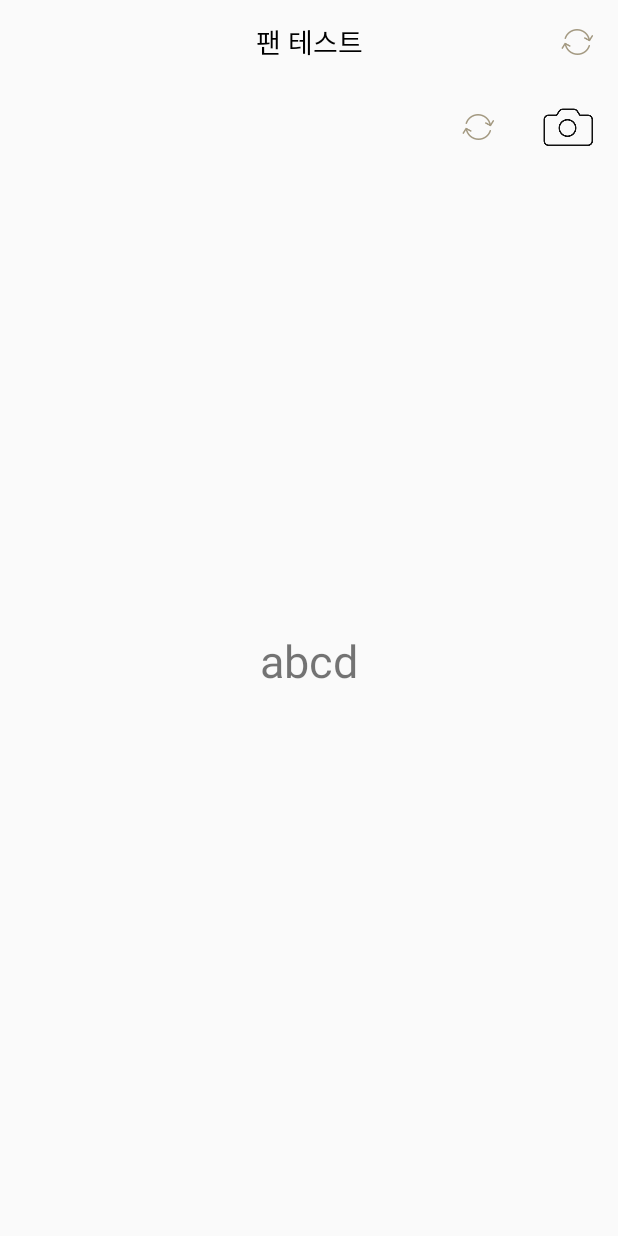
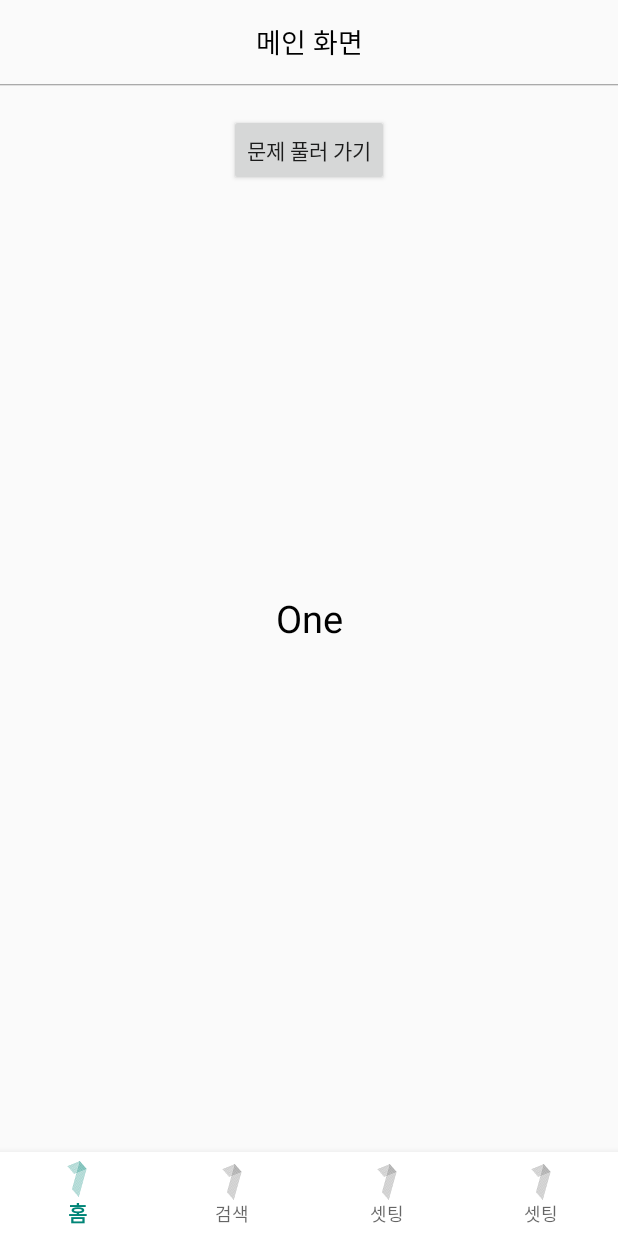
Before and after one commit to neopenproject/Frontend, an Android app: the screen it shows after launch (PenActivity before the commit, MainActivity after it), on a phone screen of 412 x 824 dp. Before the commit the screen is almost empty. Run offline under Robolectric (Android 15) with nearby library versions, the phone set to English and light mode, and no system bars; our stand-ins replace data binding.

Commit message:
Setting bottom navigation

```diff
--- /dev/null
+++ b/app/src/main/java/hackathon/co/kr/ui/activity/MainActivity.java
@@ -0,0 +1,94 @@
+package hackathon.co.kr.ui.activity;
+
+import android.os.Bundle;
+import android.view.MenuItem;
+import androidx.annotation.NonNull;
+import androidx.appcompat.app.AppCompatActivity;
+import androidx.databinding.DataBindingUtil;
+import androidx.fragment.app.Fragment;
+import androidx.fragment.app.FragmentManager;
+import androidx.fragment.app.FragmentTransaction;
+import com.google.android.material.bottomnavigation.BottomNavigationView;
+import hackathon.co.kr.neopen.R;
+import hackathon.co.kr.neopen.databinding.ActivityMainBinding;
+import hackathon.co.kr.ui.fragment.FourFragment;
+import hackathon.co.kr.ui.fragment.OneFragment;
+import hackathon.co.kr.ui.fragment.ThreeFragment;
+import hackathon.co.kr.ui.fragment.TwoFragment;
+
+public class MainActivity extends AppCompatActivity implements BottomNavigationView.OnNavigationItemSelectedListener {
+
+    ActivityMainBinding binding;
+
+    private OneFragment oneFragment = OneFragment.newInstance();
+    private TwoFragment twoFragment = TwoFragment.newInstance();
+    private ThreeFragment threeFragment = ThreeFragment.newInstance();
+    private FourFragment fourFragment = FourFragment.newInstance();
+
+    private FragmentManager fragmentManager = getSupportFragmentManager();
+
+    private Fragment active = oneFragment;
+
+    @Override
+    protected void onCreate(Bundle savedInstanceState) {
+        super.onCreate(savedInstanceState);
+        binding = DataBindingUtil.setContentView(this, R.layout.activity_main);
+
+        binding.navBottomnavigation.setOnNavigationItemSelectedListener(this);
+
+        fragmentManager.beginTransaction().add(R.id.container, oneFragment).commit();
+
+
+    }
+
+    @Override
+    public boolean onNavigationItemSelected(@NonNull MenuItem menuItem) {
+        switch (menuItem.getItemId()) {
+            case R.id.one:
+                showFragment(oneFragment);
+                return true;
+            case R.id.two:
+                showFragment(twoFragment);
+                return true;
+            case R.id.three:
+                showFragment(threeFragment);
+                return true;
+            case R.id.four:
+                showFragment(fourFragment);
+                return true;
+
+        }
+        return false;
+    }
+
+    private void showFragment(Fragment fragment) {
+        FragmentTransaction fragmentTransaction = fragmentManager.beginTransaction().setCustomAnimations(android.R.animator.fade_in, android.R.animator.fade_out);
+
+        if (fragmentManager.getFragments().contains(fragment)) {
+            fragmentTransaction.hide(active).show(fragment).commit();
+        }
+        else {
+            fragmentTransaction.add(R.id.container, fragment).hide(active).commit();
+        }
+        active = fragment;
+    }
+
+    @Override
+    public void onBackPressed() {
+
+        for (Fragment fragment : getSupportFragmentManager().getFragments()) {
+            if (fragment != null && fragment.isVisible()) {
+                if (fragment.getChildFragmentManager().getBackStackEntryCount() > 0) {
+                    fragment.getChildFragmentManager().popBackStack();
+                    return;
+                }
+                else if (!(fragment instanceof OneFragment)) {
+                    binding.navBottomnavigation.setSelectedItemId(R.id.home);
+                    return;
+                }
+            }
+        }
+        super.onBackPressed();
+    }
+
+}
--- /dev/null
+++ b/app/src/main/java/hackathon/co/kr/ui/fragment/FourFragment.java
@@ -0,0 +1,28 @@
+package hackathon.co.kr.ui.fragment;
+
+import android.os.Bundle;
+import android.view.LayoutInflater;
+import android.view.View;
+import android.view.ViewGroup;
+import androidx.annotation.NonNull;
+import androidx.annotation.Nullable;
+import androidx.fragment.app.Fragment;
+import hackathon.co.kr.neopen.R;
+
+public class FourFragment extends Fragment {
+
+    public static FourFragment newInstance() {
+        return new FourFragment();
+    }
+
+    @Nullable
+    @Override
+    public View onCreateView(@NonNull LayoutInflater inflater, @Nullable ViewGroup container, @Nullable Bundle savedInstanceState) {
+        return inflater.inflate(R.layout.fragment_four, container, false);
+    }
+
+    @Override
+    public void onViewCreated(@NonNull View view, @Nullable Bundle savedInstanceState) {
+        super.onViewCreated(view, savedInstanceState);
+    }
+}
--- /dev/null
+++ b/app/src/main/java/hackathon/co/kr/ui/fragment/OneFragment.java
@@ -0,0 +1,44 @@
+package hackathon.co.kr.ui.fragment;
+
+import android.content.Intent;
+import android.os.Bundle;
+import android.view.LayoutInflater;
+import android.view.View;
+import android.view.ViewGroup;
+import android.widget.Toast;
+import android.widget.Toolbar;
+import androidx.annotation.NonNull;
+import androidx.annotation.Nullable;
+import androidx.databinding.DataBindingUtil;
+import androidx.fragment.app.Fragment;
+import hackathon.co.kr.neopen.R;
+import hackathon.co.kr.neopen.databinding.FragmentOneBinding;
+import hackathon.co.kr.neopen.temp.PenActivity;
+
+public class OneFragment extends Fragment {
+
+    FragmentOneBinding binding;
+
+    public static OneFragment newInstance() {
+        return new OneFragment();
+    }
+
+    @Nullable
+    @Override
+    public View onCreateView(@NonNull LayoutInflater inflater, @Nullable ViewGroup container, @Nullable Bundle savedInstanceState) {
+        binding = DataBindingUtil.inflate(inflater, R.layout.fragment_one, container, false);
+        return binding.getRoot();
+    }
+
+    @Override
+    public void onViewCreated(@NonNull View view, @Nullable Bundle savedInstanceState) {
+        super.onViewCreated(view, savedInstanceState);
+        binding.setFragment(this);
+    }
+
+    public void onButtonClick(View view){
+        Intent intent = new Intent(getActivity(), PenActivity.class);
+        startActivity(intent);
+    }
+
+}
--- /dev/null
+++ b/app/src/main/java/hackathon/co/kr/ui/fragment/ThreeFragment.java
@@ -0,0 +1,29 @@
+package hackathon.co.kr.ui.fragment;
+
+import android.os.Bundle;
+import android.view.LayoutInflater;
+import android.view.View;
+import android.view.ViewGroup;
+import androidx.annotation.NonNull;
+import androidx.annotation.Nullable;
+import androidx.fragment.app.Fragment;
+import hackathon.co.kr.neopen.R;
+
+public class ThreeFragment extends Fragment {
+
+    public static ThreeFragment newInstance() {
+        return new ThreeFragment();
+    }
+
+    @Nullable
+    @Override
+    public View onCreateView(@NonNull LayoutInflater inflater, @Nullable ViewGroup container, @Nullable Bundle savedInstanceState) {
+        return inflater.inflate(R.layout.fragment_three, container, false);
+    }
+
+    @Override
+    public void onViewCreated(@NonNull View view, @Nullable Bundle savedInstanceState) {
+        super.onViewCreated(view, savedInstanceState);
+    }
+
+}
--- /dev/null
+++ b/app/src/main/java/hackathon/co/kr/ui/fragment/TwoFragment.java
@@ -0,0 +1,28 @@
+package hackathon.co.kr.ui.fragment;
+
+import android.os.Bundle;
+import android.view.LayoutInflater;
+import android.view.View;
+import android.view.ViewGroup;
+import androidx.annotation.NonNull;
+import androidx.annotation.Nullable;
+import androidx.fragment.app.Fragment;
+import hackathon.co.kr.neopen.R;
+
+public class TwoFragment extends Fragment {
+
+    public static TwoFragment newInstance() {
+        return new TwoFragment();
+    }
+
+    @Nullable
+    @Override
+    public View onCreateView(@NonNull LayoutInflater inflater, @Nullable ViewGroup container, @Nullable Bundle savedInstanceState) {
+        return inflater.inflate(R.layout.fragment_two, container, false);
+    }
+
+    @Override
+    public void onViewCreated(@NonNull View view, @Nullable Bundle savedInstanceState) {
+        super.onViewCreated(view, savedInstanceState);
+    }
+}
--- /dev/null
+++ b/app/src/main/res/drawable/toolbar_dropshadow.xml
@@ -0,0 +1,9 @@
+<?xml version="1.0" encoding="utf-8"?>
+<shape xmlns:android="http://schemas.android.com/apk/res/android"
+       android:shape="rectangle">
+
+    <gradient android:startColor="@android:color/transparent"
+              android:endColor="#88333333"
+              android:angle="90"/>
+
+</shape>
--- a/app/src/main/res/layout/activity_main.xml
+++ b/app/src/main/res/layout/activity_main.xml
@@ -1,11 +1,11 @@
 <?xml version="1.0" encoding="utf-8"?>
+<layout>
     <androidx.constraintlayout.widget.ConstraintLayout
             xmlns:android="http://schemas.android.com/apk/res/android"
             xmlns:app="http://schemas.android.com/apk/res-auto"
             xmlns:tools="http://schemas.android.com/tools"
             android:layout_width="match_parent"
-        android:layout_height="match_parent"
-        tools:context=".MainActivity">
+            android:layout_height="match_parent">
 
         <androidx.appcompat.widget.Toolbar
                 android:id="@+id/toolbar_layout"
@@ -14,7 +14,42 @@
                 app:layout_constraintTop_toTopOf="parent"
                 app:layout_constraintLeft_toLeftOf="parent"
                 app:layout_constraintRight_toRightOf="parent">
+            <TextView
+                    android:layout_width="wrap_content"
+                    android:layout_height="wrap_content"
+                    android:text="메인 화면"
+                    android:textColor="@android:color/black"
+                    android:layout_gravity="center"
+                    android:textSize="18sp"/>
 
         </androidx.appcompat.widget.Toolbar>
 
+        <View
+                android:layout_width="match_parent"
+                android:layout_height="1dp"
+                android:background="@drawable/toolbar_dropshadow"
+                app:layout_constraintTop_toBottomOf="@+id/toolbar_layout"/>
+
+        <FrameLayout
+                android:id="@+id/container"
+                android:layout_width="match_parent"
+                android:layout_height="0dp"
+                app:layout_constraintTop_toBottomOf="@+id/toolbar_layout"
+                app:layout_constraintBottom_toTopOf="@id/nav_bottomnavigation"
+                app:layout_constraintLeft_toLeftOf="parent"
+                app:layout_constraintRight_toRightOf="parent"/>
+
+        <com.google.android.material.bottomnavigation.BottomNavigationView
+                android:id="@+id/nav_bottomnavigation"
+                android:layout_width="match_parent"
+                android:layout_height="wrap_content"
+                app:layout_constraintBottom_toBottomOf="parent"
+                app:layout_constraintLeft_toLeftOf="parent"
+                app:layout_constraintRight_toRightOf="parent"
+                android:background="@android:color/white"
+                app:labelVisibilityMode="labeled"
+                app:menu="@menu/nav_menu"/>
+
+
     </androidx.constraintlayout.widget.ConstraintLayout>
+</layout>
--- /dev/null
+++ b/app/src/main/res/layout/fragment_one.xml
@@ -0,0 +1,36 @@
+<?xml version="1.0" encoding="utf-8"?>
+<layout>
+
+    <data>
+        <variable name="fragment" type="hackathon.co.kr.ui.fragment.OneFragment"/>
+    </data>
+
+    <androidx.constraintlayout.widget.ConstraintLayout
+            xmlns:android="http://schemas.android.com/apk/res/android"
+            xmlns:app="http://schemas.android.com/apk/res-auto"
+            android:layout_width="match_parent"
+            android:layout_height="match_parent">
+
+        <TextView
+                android:layout_width="wrap_content"
+                android:layout_height="wrap_content"
+                app:layout_constraintLeft_toLeftOf="parent"
+                app:layout_constraintRight_toRightOf="parent"
+                app:layout_constraintTop_toTopOf="parent"
+                app:layout_constraintBottom_toBottomOf="parent"
+                android:textSize="25sp"
+                android:textColor="@android:color/black"
+                android:gravity="center"
+                android:text="One"/>
+
+        <Button
+                android:layout_width="wrap_content"
+                android:layout_height="wrap_content"
+                android:layout_marginTop="20dp"
+                app:layout_constraintTop_toTopOf="parent"
+                app:layout_constraintLeft_toLeftOf="parent"
+                app:layout_constraintRight_toRightOf="parent"
+                android:onClick="@{fragment::onButtonClick}"
+                android:text="문제 풀러 가기"/>
+    </androidx.constraintlayout.widget.ConstraintLayout>
+</layout>
--- /dev/null
+++ b/app/src/main/res/menu/nav_menu.xml
@@ -0,0 +1,23 @@
+<?xml version="1.0" encoding="utf-8"?>
+<menu xmlns:android="http://schemas.android.com/apk/res/android">
+
+    <item
+            android:id="@+id/one"
+            android:title="홈"
+            android:icon="@drawable/ic_home"/>
+
+    <item
+            android:id="@+id/two"
+            android:title="검색"
+            android:icon="@drawable/ic_home"/>
+
+    <item
+            android:id="@+id/three"
+            android:title="셋팅"
+            android:icon="@drawable/ic_home"/>
+
+    <item
+            android:id="@+id/four"
+            android:title="셋팅"
+            android:icon="@drawable/ic_home"/>
+</menu>
```
Also changed, not shown: app/src/main/AndroidManifest.xml (+5 -6 lines), app/src/main/java/hackathon/co/kr/neopen/MainActivity.java (deleted, +0 -28 lines), app/src/main/res/layout/fragment_four.xml (added, +14 -0 lines), app/src/main/res/layout/fragment_three.xml (added, +16 -0 lines), app/src/main/res/layout/fragment_two.xml (added, +13 -0 lines). Lines whose indentation alone changed are shown as unchanged.
